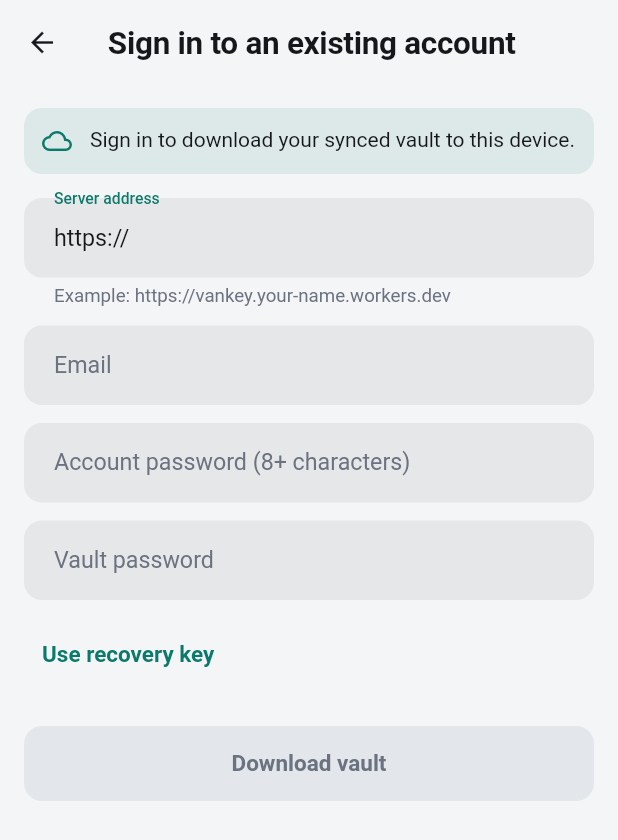
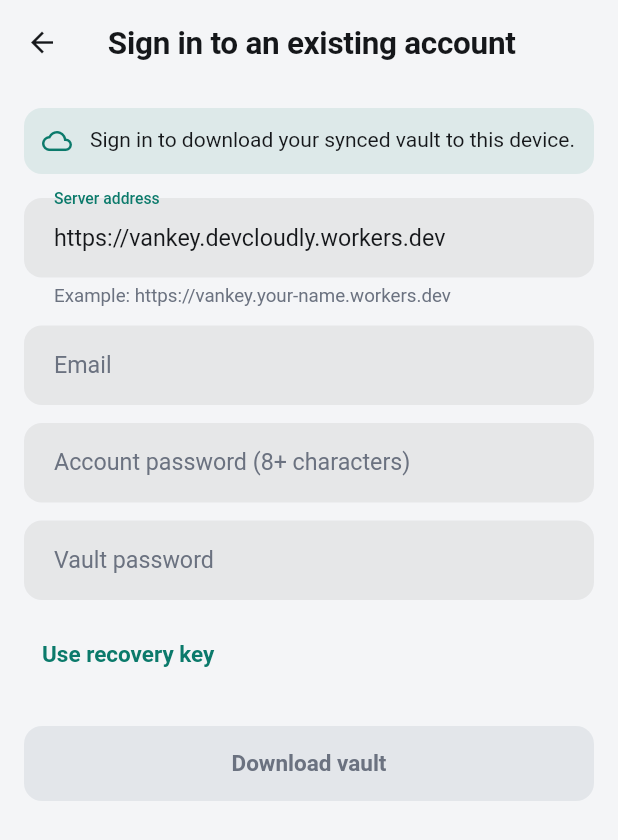
Before and after one commit to kivie9/VanKey, a Flutter app: the screen it shows after launch, after a tap on "Start now, no password", after a tap on "Already have a server account? Sign in t", on a phone screen of 412 x 824 dp. Shown: the top 840 px of the screen. Run offline on Flutter 3.47's test engine with Material 3 defaults, Android fonts, the phone set to English and light mode, and no system bars; our stand-ins replace file_picker, flutter_local_notifications, flutter_secure_storage, local_auth, material_ui, simple_icons and 1 more; missing offline and left inert: cryptography, mobile_scanner, unorm_dart, zxing2.

Commit message:
Prefill default sync server URL on the Cloudflare sign-in screen
Co-Authored-By: Claude Sonnet 5.5 <noreply@anthropic.com>

```diff
--- a/app/lib/app/constants.dart
+++ b/app/lib/app/constants.dart
@@ -69,7 +69,9 @@ abstract final class ServerPolicy {
   static const secureScheme = 'https';
   static const devScheme = 'http';
   static const devHosts = {'localhost', '127.0.0.1', '10.0.2.2'};
-  static const schemePrefix = 'https://';
+
+  /// Máy chủ mặc định điền sẵn ở màn đăng nhập (người dùng vẫn sửa được).
+  static const defaultUrl = 'https://vankey.devcloudly.workers.dev';
 }
 
 /// Tên file và khóa JSON lưu cục bộ.
--- a/app/lib/app/screens/cloudflare_screens.dart
+++ b/app/lib/app/screens/cloudflare_screens.dart
@@ -31,7 +31,7 @@ class _CloudflareLoginScreenState extends State<CloudflareLoginScreen> {
   @override
   void initState() {
     super.initState();
-    _url.text = ServerPolicy.schemePrefix;
+    _url.text = ServerPolicy.defaultUrl;
   }
 
   @override
```
